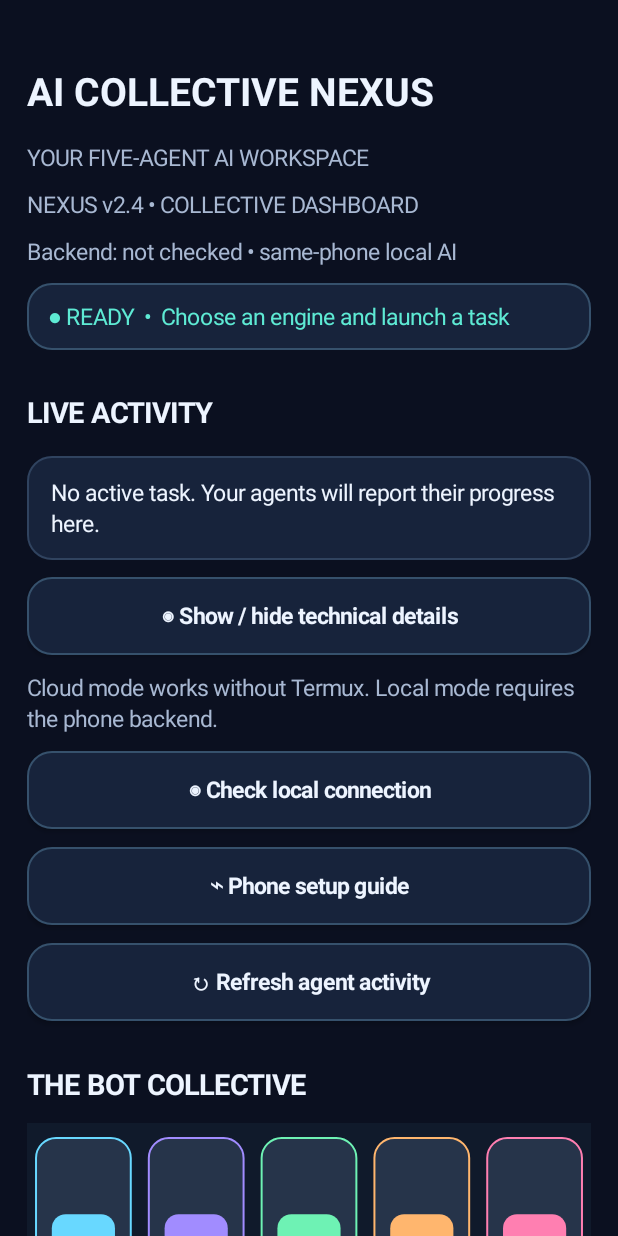
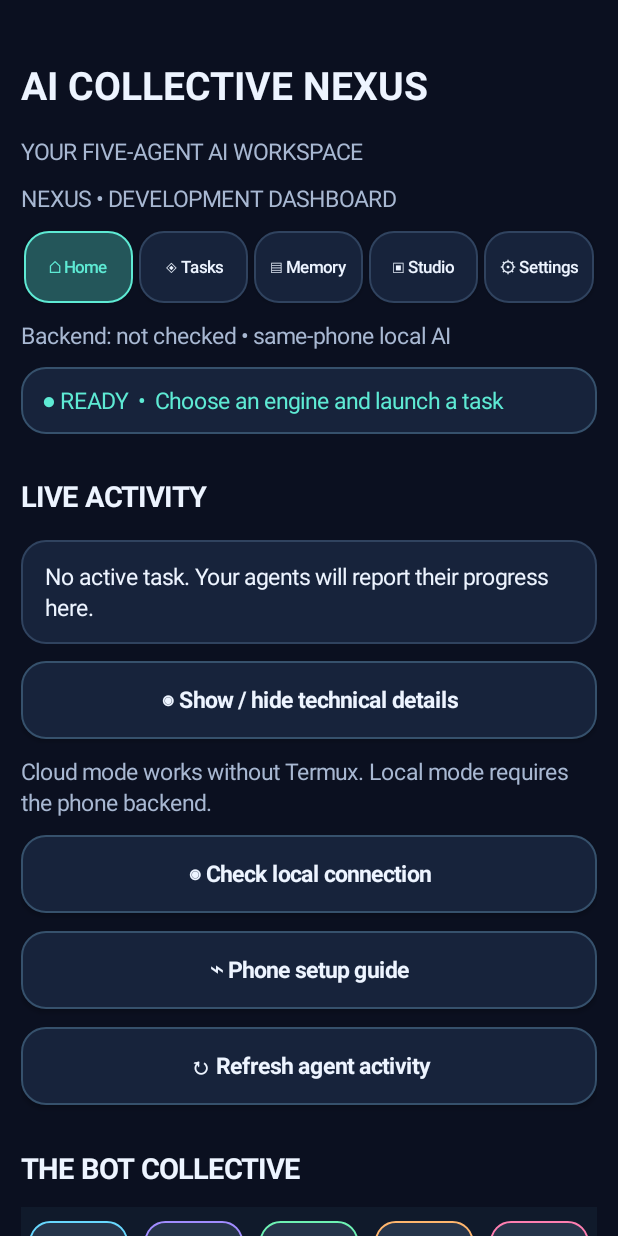
Before and after one commit to 1989johnharrison-oss/ai-collective-nexus., an Android app: the screen it shows after launch (MainActivity), on a phone screen of 412 x 824 dp. Run offline under Robolectric (Android 15) with nearby library versions, the phone set to English and light mode, and no system bars.

Commit message:
Add five-page navigation while retaining all existing Nexus features and shared state

```diff
--- a/app/src/main/java/org/aicollective/nexus/MainActivity.java
+++ b/app/src/main/java/org/aicollective/nexus/MainActivity.java
@@ -21,6 +21,11 @@ public final class MainActivity extends Activity {
  private final ExecutorService executor=Executors.newSingleThreadExecutor();
  private final Handler handler=new Handler(Looper.getMainLooper());
  private LinearLayout root;
+ private LinearLayout screenRoot;
+ private LinearLayout[] pages=new LinearLayout[5];
+ private Button[] navButtons=new Button[5];
+ private ScrollView mainScroll;
+ private int currentPage=0;
  private static final int BG=0xff0b1020, PANEL=0xff17233b, TEXT=0xffedf4ff, MUTED=0xffa8b8d2, ACCENT=0xff5eead4;
  private TextView output;
  private TextView quickStatus;
@@ -53,12 +58,17 @@ public final class MainActivity extends Activity {
   getWindow().setStatusBarColor(BG);getWindow().setNavigationBarColor(BG);
   getWindow().getDecorView().setSystemUiVisibility(0);
   ScrollView scroll=new ScrollView(this);
+  mainScroll=scroll;
+  scroll.setFillViewport(true);
   scroll.setBackgroundColor(BG);
-  root=new LinearLayout(this);root.setOrientation(LinearLayout.VERTICAL);root.setPadding(dp(18),dp(22),dp(18),dp(34));
-  scroll.addView(root);setContentView(scroll);
+  screenRoot=new LinearLayout(this);screenRoot.setOrientation(LinearLayout.VERTICAL);screenRoot.setPadding(dp(14),dp(18),dp(14),dp(30));
+  root=screenRoot;
+  scroll.addView(screenRoot);setContentView(scroll);
   title("AI COLLECTIVE NEXUS");
   label("YOUR FIVE-AGENT AI WORKSPACE");
-  label("NEXUS v2.4 • COLLECTIVE DASHBOARD");
+  label("NEXUS • DEVELOPMENT DASHBOARD");
+  addNavigation();
+  beginPage(0);
   connectionStatus=label("Backend: not checked • same-phone local AI");
   quickStatus=label("● READY  •  Choose an engine and launch a task");
   quickStatus.setTextColor(ACCENT);quickStatus.setBackground(shape(PANEL,0xff36516c));quickStatus.setPadding(dp(14),dp(12),dp(14),dp(12));
@@ -81,6 +91,7 @@ public final class MainActivity extends Activity {
   label("Agent colours indicate their roles. Task updates appear in Live Activity above.");
   button("Check bot status",()->request("GET","/api/agents",null));
   button("Check local AI model",()->request("GET","/api/model/status",null));
+  beginPage(2);
   title("PERSISTENT BOT MEMORY");
   EditText memoryTitle=new EditText(this);memoryTitle.setHint("Knowledge title");field(memoryTitle);
   EditText memoryBody=new EditText(this);memoryBody.setHint("What should the bots remember?");memoryBody.setMinLines(3);field(memoryBody);
@@ -91,6 +102,7 @@ public final class MainActivity extends Activity {
    }catch(Exception e){output.setText(e.toString());}
   });
   button("View saved knowledge",()->request("GET","/api/knowledge",null));
+  beginPage(4);
   title("AI ENGINE • LOCAL OR OPTIONAL CLOUD");
   label("Choose your AI engine. Ollama Cloud works with your existing Ollama API key; local mode works offline once installed.");
   button("Use local AI (offline)",()->{useCloud=false;output.setText("Local AI selected. Start the local model in Termux.");});
@@ -104,7 +116,8 @@ public final class MainActivity extends Activity {
   field(cloudKey);
   modelInput=new EditText(this);modelInput.setHint("Cloud model name (optional override)");field(modelInput);
   button("Clear cloud key",()->{cloudKey.setText("");output.setText("Cloud key cleared from input.");});
-  title("AI Agents");
+  beginPage(1);
+  title("AI TASKS");
   prompt=new EditText(this);prompt.setHint("Enter an agent task");prompt.setMinLines(3);field(prompt);
   button("Launch task",()->{
    String p=prompt.getText().toString().trim();
@@ -117,18 +130,52 @@ public final class MainActivity extends Activity {
   button("Eco",()->setMode("eco"));
   button("Balanced",()->setMode("balanced"));
   button("Performance",()->setMode("performance"));
-  title("Movie Studio");
+  beginPage(3);
+  title("MOVIE STUDIO");
   filmTitle=new EditText(this);filmTitle.setHint("Movie title");field(filmTitle);
   filmScenes=new EditText(this);filmScenes.setHint("One scene caption per line (up to 60)");filmScenes.setMinLines(4);field(filmScenes);
   button("Render storyboard movie",()->renderMovie());
   button("Recent video jobs",()->request("GET","/api/video/jobs",null));
   button("Check current movie",()->{if(currentJob==null)output.setText("Start a movie first");else request("GET","/api/video/"+currentJob,null);});
+  beginPage(4);
   title("DEVICE HEALTH");
   deviceStatus=label("Checking...");
   button("Refresh device status",()->refreshDevice());
   refreshDevice();
   title("RESPONSE");
   output=label("Ready — choose cloud mode for Ollama, or start your local backend.");
+  showPage(0);
+ }
+ private void addNavigation(){
+  String[] labels={"⌂ Home","◈ Tasks","▤ Memory","▣ Studio","⚙ Settings"};
+  LinearLayout row=new LinearLayout(this);row.setOrientation(LinearLayout.HORIZONTAL);
+  for(int i=0;i<labels.length;i++){
+   final int index=i;
+   Button b=new Button(this);b.setText(labels[i]);b.setAllCaps(false);b.setTextSize(11);
+   b.setTextColor(TEXT);b.setPadding(0,0,0,0);
+   LinearLayout.LayoutParams lp=new LinearLayout.LayoutParams(0,dp(48),1);
+   lp.setMargins(dp(2),dp(4),dp(2),dp(8));row.addView(b,lp);
+   b.setOnClickListener(v->showPage(index));navButtons[i]=b;
+  }
+  screenRoot.addView(row);
+ }
+ private void beginPage(int index){
+  if(pages[index]==null){
+   LinearLayout page=new LinearLayout(this);page.setOrientation(LinearLayout.VERTICAL);
+   pages[index]=page;screenRoot.addView(page);
+  }
+  root=pages[index];
+ }
+ private void showPage(int index){
+  currentPage=index;
+  for(int i=0;i<pages.length;i++){
+   if(pages[i]!=null)pages[i].setVisibility(i==index?View.VISIBLE:View.GONE);
+   if(navButtons[i]!=null){
+    navButtons[i].setBackground(shape(i==index?0xff24565a:PANEL,i==index?ACCENT:0xff30435f));
+    navButtons[i].setTextColor(i==index?ACCENT:TEXT);
+   }
+  }
+  if(mainScroll!=null)mainScroll.post(()->mainScroll.smoothScrollTo(0,0));
  }
  private void runCloudTask(String userPrompt){
   final String key=cloudKey.getText().toString().trim();
```
